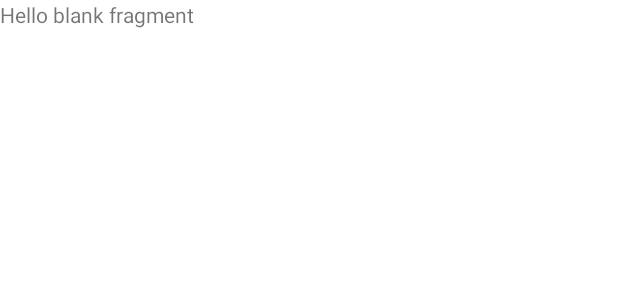
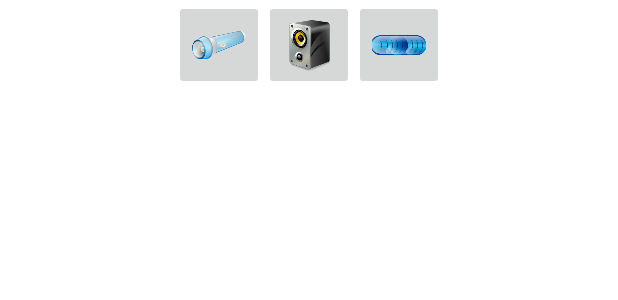
Before and after one commit to EdsonMoreno/cositaBOX, an Android app: the layout fragment_menu.xml on its own in the app's theme, with its tools: preview values and no code run, on a phone screen of 412 x 824 dp. Shown: the top 300 px of the screen. Run offline under Robolectric (Android 15) with nearby library versions, the phone set to English and light mode, and no system bars.

Commit message:
agregados los botones al fragment agregados los styles para los botones

```diff
--- a/app/src/main/res/layout/fragment_menu.xml
+++ b/app/src/main/res/layout/fragment_menu.xml
@@ -2,13 +2,38 @@
 <FrameLayout xmlns:android="http://schemas.android.com/apk/res/android"
     xmlns:tools="http://schemas.android.com/tools"
     android:layout_width="match_parent"
-    android:layout_height="match_parent"
-    tools:context=".Menu">
+    android:layout_height="wrap_content"
+    tools:context=".Menu"
+    android:orientation="vertical"
+    android:layout_gravity="center_horizontal">
+
+    <LinearLayout
+        android:layout_width="match_parent"
+        android:layout_height="wrap_content"
+        android:orientation="horizontal"
+        android:gravity="center_horizontal"
+        android:weightSum="1">
+            <ImageButton
+                android:id="@+id/linterna"
+                style="@style/botones"
+                android:src="@drawable/linterna">
+
+            </ImageButton>
+            <ImageButton
+                android:id="@+id/musica"
+                style="@style/botones"
+                android:src="@drawable/musica">
+
+            </ImageButton>
+            <ImageButton
+                android:id="@+id/nivel"
+                style="@style/botones"
+                android:src="@drawable/nivel">
+
+            </ImageButton>
+    </LinearLayout>
 
     <!-- TODO: Update blank fragment layout -->
-    <TextView
-        android:layout_width="match_parent"
-        android:layout_height="match_parent"
-        android:text="@string/hello_blank_fragment" />
+
 
 </FrameLayout>
--- /dev/null
+++ b/app/src/main/res/values/styles.xml
@@ -0,0 +1,9 @@
+<?xml version="1.0" encoding="utf-8"?>
+<resources>
+    <style name="botones">
+        <item name="android:layout_width">@dimen/largo </item>
+        <item name="android:layout_height">@dimen/largo</item>
+        <item name="android:scaleType">fitCenter</item>
+    </style>
+
+</resources>
```
